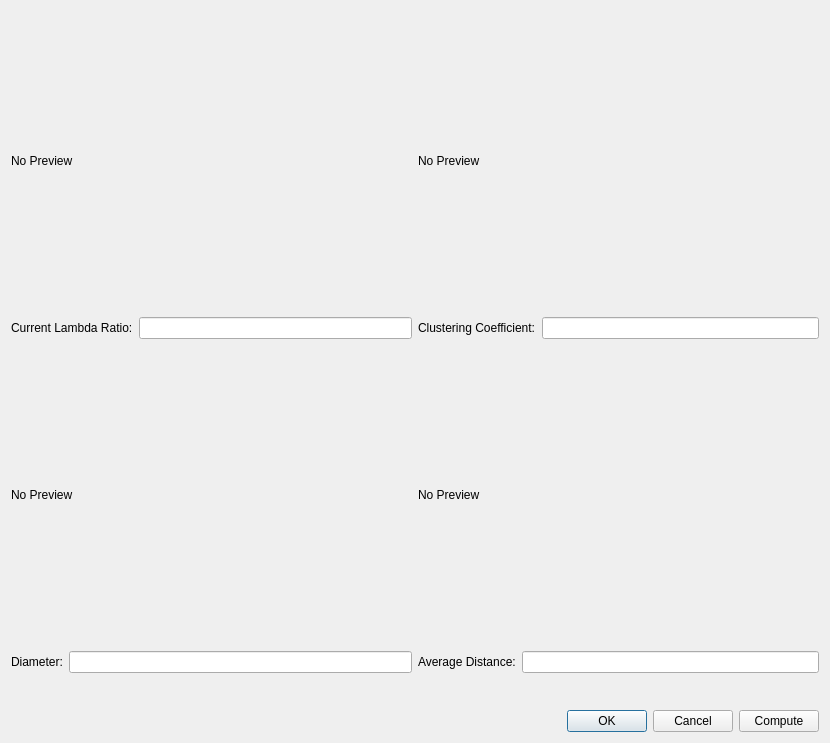
Qt form App/dialog_enhance_sync.ui (yxsu/scn) before a commit.
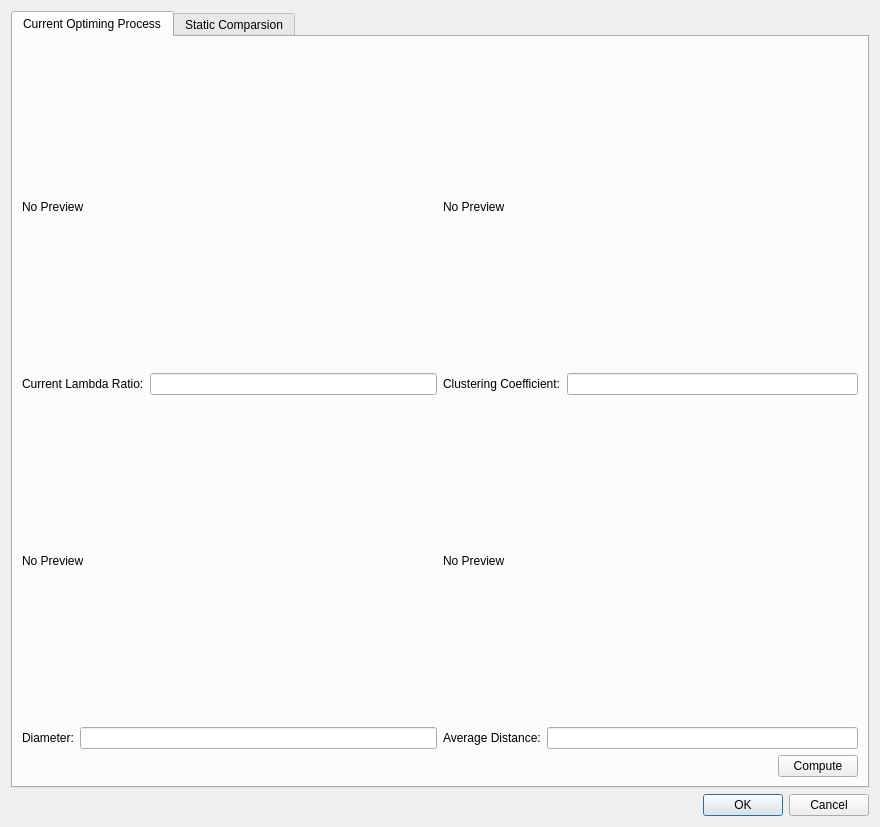
The same form after that commit.

Commit message: add tab widget in dialog_enhance_sync

The edit to the form file:
```diff
--- a/App/dialog_enhance_sync.ui
+++ b/App/dialog_enhance_sync.ui
@@ -6,14 +6,27 @@
    <rect>
     <x>0</x>
     <y>0</y>
-    <width>830</width>
-    <height>743</height>
+    <width>880</width>
+    <height>827</height>
    </rect>
   </property>
   <property name="windowTitle">
    <string>Dialog</string>
   </property>
-  <layout class="QVBoxLayout" name="verticalLayout_5">
+  <layout class="QVBoxLayout" name="verticalLayout_3">
+   <item>
+    <widget class="QTabWidget" name="tabWidget">
+     <property name="autoFillBackground">
+      <bool>true</bool>
+     </property>
+     <property name="currentIndex">
+      <number>0</number>
+     </property>
+     <widget class="QWidget" name="tab">
+      <attribute name="title">
+       <string>Current Optiming Process</string>
+      </attribute>
+      <layout class="QVBoxLayout" name="verticalLayout_4">
    <item>
     <layout class="QHBoxLayout" name="horizontalLayout_6">
      <item>
@@ -92,9 +105,9 @@
     </layout>
    </item>
    <item>
-    <layout class="QHBoxLayout" name="horizontalLayout_7">
+        <layout class="QHBoxLayout" name="horizontalLayout_8">
      <item>
-      <layout class="QVBoxLayout" name="verticalLayout_3">
+          <layout class="QVBoxLayout" name="verticalLayout_5">
        <item>
         <widget class="QLabel" name="label_diameter_graph">
          <property name="minimumSize">
@@ -109,7 +122,7 @@
         </widget>
        </item>
        <item>
-        <layout class="QHBoxLayout" name="horizontalLayout_3">
+            <layout class="QHBoxLayout" name="horizontalLayout_9">
          <item>
           <widget class="QLabel" name="label_4">
            <property name="text">
@@ -129,7 +142,7 @@
       </layout>
      </item>
      <item>
-      <layout class="QVBoxLayout" name="verticalLayout_4">
+          <layout class="QVBoxLayout" name="verticalLayout_6">
        <item>
         <widget class="QLabel" name="label_average_distance_graph">
          <property name="minimumSize">
@@ -144,7 +157,7 @@
         </widget>
        </item>
        <item>
-        <layout class="QHBoxLayout" name="horizontalLayout_4">
+            <layout class="QHBoxLayout" name="horizontalLayout_10">
          <item>
           <widget class="QLabel" name="label_5">
            <property name="text">
@@ -166,20 +179,38 @@
     </layout>
    </item>
    <item>
-    <spacer name="verticalSpacer">
+        <layout class="QHBoxLayout" name="horizontalLayout_3">
+         <item>
+          <spacer name="horizontalSpacer">
      <property name="orientation">
-      <enum>Qt::Vertical</enum>
+            <enum>Qt::Horizontal</enum>
      </property>
      <property name="sizeHint" stdset="0">
       <size>
-       <width>20</width>
-       <height>161</height>
+             <width>40</width>
+             <height>20</height>
       </size>
      </property>
     </spacer>
    </item>
    <item>
-    <layout class="QHBoxLayout" name="horizontalLayout_5">
+          <widget class="QPushButton" name="pushButton_begin">
+           <property name="text">
+            <string>Compute</string>
+           </property>
+          </widget>
+         </item>
+        </layout>
+       </item>
+      </layout>
+     </widget>
+     <widget class="QWidget" name="tab_2">
+      <attribute name="title">
+       <string>Static Comparsion</string>
+      </attribute>
+     </widget>
+    </widget>
+   </item>
      <item>
       <widget class="QDialogButtonBox" name="buttonBox">
        <property name="orientation">
@@ -190,15 +221,6 @@
        </property>
       </widget>
      </item>
-     <item>
-      <widget class="QPushButton" name="pushButton_begin">
-       <property name="text">
-        <string>Compute</string>
-       </property>
-      </widget>
-     </item>
-    </layout>
-   </item>
   </layout>
  </widget>
  <resources/>
```
Left out of the diff: 18 changed lines with no effect on the pictures. Lines whose indentation alone changed are shown as unchanged. The commit also changes 2 other files.
